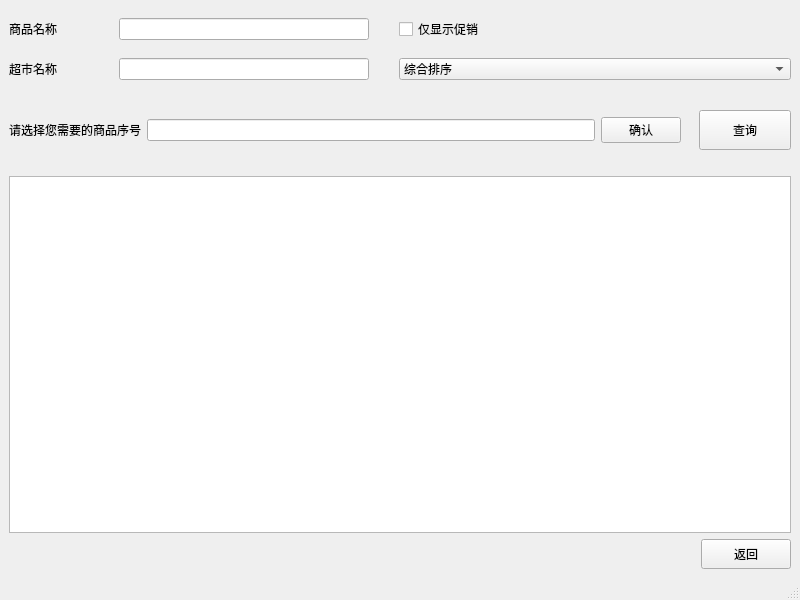
Before: the Qt Designer form mainCode/productsearchadmin.ui in CarlosDJY/QtBasedGroupWork, drawn with Qt 5.
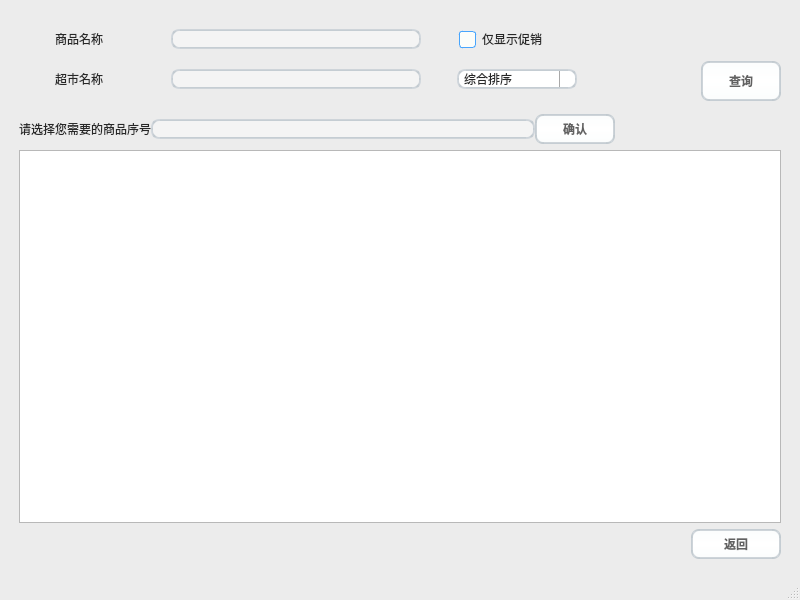
After: the same form once the commit is applied. Icons and pictures are not drawn.

What changed in the file:
```diff
--- a/mainCode/productsearchadmin.ui
+++ b/mainCode/productsearchadmin.ui
@@ -13,16 +13,466 @@
   <property name="windowTitle">
    <string>MainWindow</string>
   </property>
+  <property name="styleSheet">
+   <string notr="true">/*
+ * MacOS Style Sheet for QT Applications
+ * Author: Jaime A. Quiroga P.
+ * Company: GTRONICK
+ * Last updated: 25/12/2020, 23:10.
+ * Available at: https://github.com/GTRONICK/QSS/blob/master/MacOS.qss
+ */
+QMainWindow {
+    background-color:#ececec;
+}
+QPushButton, QToolButton, QCommandLinkButton{
+    padding: 0 5px 0 5px;
+    border-style: solid;
+    border-top-color: qlineargradient(spread:pad, x1:0, y1:0, x2:0, y2:1, stop:0 #c1c9cf, stop:1 #d2d8dd);
+    border-right-color: qlineargradient(spread:pad, x1:1, y1:0, x2:0, y2:0, stop:0 #c1c9cf, stop:1 #d2d8dd);
+    border-bottom-color: qlineargradient(spread:pad, x1:0, y1:1, x2:0, y2:0, stop:0 #c1c9cf, stop:1 #d2d8dd);
+    border-left-color: qlineargradient(spread:pad, x1:0, y1:0, x2:1, y2:0, stop:0 #c1c9cf, stop:1 #d2d8dd);
+    border-width: 2px;
+    border-radius: 8px;
+    color: #616161;
+    font-weight: bold;
+    background-color: qlineargradient(spread:pad, x1:0.5, y1:0, x2:0.5, y2:1, stop:0 #fbfdfd, stop:0.5 #ffffff, stop:1 #fbfdfd);
+}
+QPushButton::default, QToolButton::default, QCommandLinkButton::default{
+    border: 2px solid transparent;
+    color: #FFFFFF;
+    background-color: qlineargradient(spread:pad, x1:0.5, y1:0, x2:0.5, y2:1, stop:0 #84afe5, stop:1 #1168e4);
+}
+QPushButton:hover, QToolButton:hover, QCommandLinkButton:hover{
+    color: #3d3d3d;
+}
+QPushButton:pressed, QToolButton:pressed, QCommandLinkButton:pressed{
+    color: #aeaeae;
+    background-color: qlineargradient(spread:pad, x1:0.5, y1:0, x2:0.5, y2:1, stop:0 #ffffff, stop:0.5 #fbfdfd, stop:1 #ffffff);
+}
+QPushButton:disabled, QToolButton:disabled, QCommandLinkButton:disabled{
+    color: #616161;
+    background-color: qlineargradient(spread:pad, x1:0.5, y1:0, x2:0.5, y2:1, stop:0 #dce7eb, stop:0.5 #e0e8eb, stop:1 #dee7ec);
+}
+QLineEdit, QTextEdit, QPlainTextEdit, QSpinBox, QDoubleSpinBox, QTimeEdit, QDateEdit, QDateTimeEdit {
+    border-width: 2px;
+    border-radius: 8px;
+    border-style: solid;
+    border-top-color: qlineargradient(spread:pad, x1:0.5, y1:1, x2:0.5, y2:0, stop:0 #c1c9cf, stop:1 #d2d8dd);
+    border-right-color: qlineargradient(spread:pad, x1:0, y1:0, x2:1, y2:0, stop:0 #c1c9cf, stop:1 #d2d8dd);
+    border-bottom-color: qlineargradient(spread:pad, x1:0.5, y1:0, x2:0.5, y2:1, stop:0 #c1c9cf, stop:1 #d2d8dd);
+    border-left-color: qlineargradient(spread:pad, x1:1, y1:0, x2:0, y2:0, stop:0 #c1c9cf, stop:1 #d2d8dd);
+    background-color: #f4f4f4;
+    color: #3d3d3d;
+}
+QLineEdit:focus, QTextEdit:focus, QPlainTextEdit:focus, QSpinBox:focus, QDoubleSpinBox:focus, QTimeEdit:focus, QDateEdit:focus, QDateTimeEdit:focus {
+    border-width: 2px;
+    border-radius: 8px;
+    border-style: solid;
+    border-top-color: qlineargradient(spread:pad, x1:0.5, y1:1, x2:0.5, y2:0, stop:0 #85b7e3, stop:1 #9ec1db);
+    border-right-color: qlineargradient(spread:pad, x1:0, y1:0, x2:1, y2:0, stop:0 #85b7e3, stop:1 #9ec1db);
+    border-bottom-color: qlineargradient(spread:pad, x1:0.5, y1:0, x2:0.5, y2:1, stop:0 #85b7e3, stop:1 #9ec1db);
+    border-left-color: qlineargradient(spread:pad, x1:1, y1:0, x2:0, y2:0, stop:0 #85b7e3, stop:1 #9ec1db);
+    background-color: #f4f4f4;
+    color: #3d3d3d;
+}
+QLineEdit:disabled, QTextEdit:disabled, QPlainTextEdit:disabled, QSpinBox:disabled, QDoubleSpinBox:disabled, QTimeEdit:disabled, QDateEdit:disabled, QDateTimeEdit:disabled {
+    color: #b9b9b9;
+}
+QSpinBox::up-button, QDoubleSpinBox::up-button, QTimeEdit::up-button, QDateEdit::up-button, QDateTimeEdit::up-button {
+    subcontrol-origin: padding;
+    subcontrol-position: top right;
+    width: 15px;
+    color: #272727;
+    border-left-width: 1px;
+    border-left-color: darkgray;
+    border-left-style: solid;
+    border-top-right-radius: 3px;
+    padding: 3px;
+}
+QSpinBox::down-button, QDoubleSpinBox::down-button, QTimeEdit::down-button, QDateEdit::down-button, QDateTimeEdit::down-button {
+    subcontrol-origin: padding;
+    subcontrol-position: bottom right;
+    width: 15px;
+    color: #272727;
+    border-left-width: 1px;
+    border-left-color: darkgray;
+    border-left-style: solid;
+    border-bottom-right-radius: 3px;
+    padding: 3px;
+}
+QSpinBox::up-button:pressed, QDoubleSpinBox::up-button:pressed, QTimeEdit::up-button:pressed, QDateEdit::up-button:pressed, QDateTimeEdit::up-button:pressed {
+    color: #aeaeae;
+    background-color: qlineargradient(spread:pad, x1:0.5, y1:0, x2:0.5, y2:1, stop:0 #ffffff, stop:0.5 #fbfdfd, stop:1 #ffffff);
+}
+QSpinBox::down-button:pressed, QDoubleSpinBox::down-button:pressed, QTimeEdit::down-button:pressed, QDateEdit::down-button:pressed, QDateTimeEdit::down-button:pressed {
+    color: #aeaeae;
+    background-color: qlineargradient(spread:pad, x1:0.5, y1:0, x2:0.5, y2:1, stop:0 #ffffff, stop:0.5 #fbfdfd, stop:1 #ffffff);
+}
+QSpinBox::up-button:hover, QDoubleSpinBox::up-button:hover, QTimeEdit::up-button:hover, QDateEdit::up-button:hover, QDateTimeEdit::up-button:hover {
+    color: #FFFFFF;
+    border-top-right-radius: 5px;
+    background-color: qlineargradient(spread:pad, x1:0.5, y1:0, x2:0.5, y2:1, stop:0 #84afe5, stop:1 #1168e4);
+    
+}
+QSpinBox::down-button:hover, QDoubleSpinBox::down-button:hover, QTimeEdit::down-button:hover, QDateEdit::down-button:hover, QDateTimeEdit::down-button:hover {
+    color: #FFFFFF;
+    border-bottom-right-radius: 5px;
+    background-color: qlineargradient(spread:pad, x1:0.5, y1:0, x2:0.5, y2:1, stop:0 #84afe5, stop:1 #1168e4);
+}
+QSpinBox::up-arrow, QDoubleSpinBox::up-arrow, QTimeEdit::up-arrow, QDateEdit::up-arrow, QDateTimeEdit::up-arrow {
+    image: url(/usr/share/icons/Adwaita/16x16/actions/go-up-symbolic.symbolic.png);
+}
+QSpinBox::down-arrow, QDoubleSpinBox::down-arrow, QTimeEdit::down-arrow, QDateEdit::down-arrow, QDateTimeEdit::down-arrow {
+    image: url(/usr/share/icons/Adwaita/16x16/actions/go-down-symbolic.symbolic.png);
+}
+QProgressBar {
+    max-height: 8px;
+    text-align: center;
+    font: italic bold 11px;
+    color: #3d3d3d;
+    border: 1px solid transparent;
+    border-radius:4px;
+    background-color: qlineargradient(spread:pad, x1:0, y1:0, x2:0, y2:1, stop:0 #ddd5d5, stop:0.5 #dad3d3, stop:1 #ddd5d5);
+}
+QProgressBar::chunk {
+    background-color: qlineargradient(spread:pad, x1:0, y1:0, x2:0, y2:1, stop:0 #467dd1, stop:0.5 #3b88fc, stop:1 #467dd1);
+    border-radius: 4px;
+}
+QProgressBar:disabled {
+    color: #616161;
+}
+QProgressBar::chunk:disabled {
+    background-color: #aeaeae;
+}
+QSlider::groove {
+    border: 1px solid #bbbbbb;
+    background-color: #52595d;
+    border-radius: 4px;
+}
+QSlider::groove:horizontal {
+    height: 6px;
+}
+QSlider::groove:vertical {
+    width: 6px;
+}
+QSlider::handle:horizontal {
+    background: #ffffff;
+    border-style: solid;
+    border-width: 1px;
+    border-color: rgb(207,207,207);
+    width: 12px;
+    margin: -5px 0;
+    border-radius: 7px;
+}
+QSlider::handle:vertical {
+    background: #ffffff;
+    border-style: solid;
+    border-width: 1px;
+    border-color: rgb(207,207,207);
+    height: 12px;
+    margin: 0 -5px;
+    border-radius: 7px;
+}
+QSlider::add-page, QSlider::sub-page {
+    border: 1px transparent;
+    background-color: #52595d;
+    border-radius: 4px;
+}
+QSlider::add-page:horizontal {
+    background: qlineargradient(spread:pad, x1:0, y1:0, x2:0, y2:1, stop:0 #ddd5d5, stop:0.5 #dad3d3, stop:1 #ddd5d5);
+}
+QSlider::sub-page:horizontal {
+    background-color: qlineargradient(spread:pad, x1:0, y1:0, x2:1, y2:0, stop:0 #467dd1, stop:0.5 #3b88fc, stop:1 #467dd1);
+}
+QSlider::add-page:vertical {
+    background-color: qlineargradient(spread:pad, x1:0, y1:0, x2:0, y2:1, stop:0 #467dd1, stop:0.5 #3b88fc, stop:1 #467dd1);
+}
+QSlider::sub-page:vertical {
+    background: qlineargradient(spread:pad, x1:0, y1:0, x2:1, y2:0, stop:0 #ddd5d5, stop:0.5 #dad3d3, stop:1 #ddd5d5);
+}
+QSlider::add-page:horizontal:disabled, QSlider::sub-page:horizontal:disabled, QSlider::add-page:vertical:disabled, QSlider::sub-page:vertical:disabled {
+    background: #b9b9b9;
+}
+QComboBox, QFontComboBox {
+    border-width: 2px;
+    border-radius: 8px;
+    border-style: solid;
+    border-top-color: qlineargradient(spread:pad, x1:0.5, y1:1, x2:0.5, y2:0, stop:0 #c1c9cf, stop:1 #d2d8dd);
+    border-right-color: qlineargradient(spread:pad, x1:0, y1:0, x2:1, y2:0, stop:0 #c1c9cf, stop:1 #d2d8dd);
+    border-bottom-color: qlineargradient(spread:pad, x1:0.5, y1:0, x2:0.5, y2:1, stop:0 #c1c9cf, stop:1 #d2d8dd);
+    border-left-color: qlineargradient(spread:pad, x1:1, y1:0, x2:0, y2:0, stop:0 #c1c9cf, stop:1 #d2d8dd);
+    background-color: #f4f4f4;
+    color: #272727;
+    padding-left: 5px;
+}
+QComboBox:editable, QComboBox:!editable, QComboBox::drop-down:editable, QComboBox:!editable:on, QComboBox::drop-down:editable:on {
+    background: #ffffff;
+}
+QComboBox::drop-down {
+    subcontrol-origin: padding;
+    subcontrol-position: top right;
+    width: 15px;
+    color: #272727;
+    border-left-width: 1px;
+    border-left-color: darkgray;
+    border-left-style: solid;
+    border-top-right-radius: 3px;
+    border-bottom-right-radius: 3px;
+}
+QComboBox::down-arrow {
+    image: url(/usr/share/icons/Adwaita/16x16/actions/go-down-symbolic.symbolic.png); /*Adawaita icon thene*/
+}
+
+QComboBox::down-arrow:on {
+    top: 1px;
+    left: 1px;
+}
+QComboBox QAbstractItemView {
+    border: 1px solid darkgray;
+    border-radius: 8px;
+    selection-background-color: #dadada;
+    selection-color: #272727;
+    color: #272727;
+    background: white;
+}
+QLabel, QCheckBox, QRadioButton {
+    color: #272727;
+}
+QCheckBox {
+    padding: 2px;
+}
+QCheckBox:disabled, QRadioButton:disabled {
+    color: #808086;
+    padding: 2px;
+}
+
+QCheckBox:hover {
+    border-radius:4px;
+    border-style:solid;
+    padding-left: 1px;
+    padding-right: 1px;
+    padding-bottom: 1px;
+    padding-top: 1px;
+    border-width:1px;
+    border-color: transparent;
+}
+QCheckBox::indicator:checked {
+    image: url(/usr/share/icons/Adwaita/16x16/actions/object-select-symbolic.symbolic.png);
+    height: 15px;
+    width: 15px;
+    border-style:solid;
+    border-width: 1px;
+    border-color: #48a5fd;
+    color: #ffffff;
+    border-radius: 3px;
+    background-color: qlineargradient(spread:pad, x1:0, y1:0, x2:0, y2:1, stop:0 #48a5fd, stop:0.5 #329cfb, stop:1 #48a5fd);
+}
+QCheckBox::indicator:unchecked {
+    
+    height: 15px;
+    width: 15px;
+    border-style:solid;
+    border-width: 1px;
+    border-color: #48a5fd;
+    border-radius: 3px;
+    background-color: #fbfdfa;
+}
+QLCDNumber {
+    color: #616161;;
+}
+QMenuBar {
+    background-color: #ececec;
+}
+QMenuBar::item {
+    color: #616161;
+    spacing: 3px;
+    padding: 1px 4px;
+    background-color: #ececec;
+}
+
+QMenuBar::item:selected {
+    background-color: #dadada;
+    color: #3d3d3d;
+}
+QMenu {
+    background-color: #ececec;
+}
+QMenu::item:selected {
+    background-color: #dadada;
+    color: #3d3d3d;
+}
+QMenu::item {
+    color: #616161;;
+    background-color: #e0e0e0;
+}
+QTabWidget {
+    color:rgb(0,0,0);
+    background-color:#000000;
+}
+QTabWidget::pane {
+    border-color: #050a0e;
+    background-color: #e0e0e0;
+    border-width: 1px;
+    border-radius: 4px;
+    position: absolute;
+    top: -0.5em;
+    padding-top: 0.5em;
+}
+
+QTabWidget::tab-bar {
+    alignment: center;
+}
+
+QTabBar::tab {
+    border-bottom: 1px solid #c0c0c0;
+    padding: 3px;
+    color: #272727;
+    background-color: #fefefc;
+    margin-left:0px;
+}
+QTabBar::tab:!last {
+    border-right: 1px solid;
+    border-right-color: #c0c0c0;
+    border-bottom-color: #c0c0c0;
+}
+QTabBar::tab:first {
+    border-top-left-radius: 4px;
+    border-bottom-left-radius: 4px;
+}
+QTabBar::tab:last {
+    border-top-right-radius: 4px;
+    border-bottom-right-radius: 4px;
+}
+QTabBar::tab:selected, QTabBar::tab:last:selected, QTabBar::tab:hover {
+    color: #FFFFFF;
+    background-color: qlineargradient(spread:pad, x1:0.5, y1:0, x2:0.5, y2:1, stop:0 #84afe5, stop:1 #1168e4);
+}
+QRadioButton::indicator {
+    height: 14px;
+    width: 14px;
+    border-style:solid;
+    border-radius:7px;
+    border-width: 1px;
+}
+QRadioButton::indicator:checked {
+    border-color: #48a5fd;
+    background-color: qradialgradient(cx:0.5, cy:0.5, radius:0.4,fx:0.5, fy:0.5, stop:0 #ffffff, stop:0.5 #ffffff, stop:0.6 #48a5fd, stop:1 #48a5fd);
+}
+QRadioButton::indicator:!checked {
+    border-color: #a9b7c6;
+    background-color: #fbfdfa;
+}
+QStatusBar {
+    color:#027f7f;
+}
+
+QDial {
+    background: #16a085;
+}
+
+QToolBox {
+    color: #a9b7c6;
+    background-color: #222b2e;
+}
+QToolBox::tab {
+    color: #a9b7c6;
+    background-color:#222b2e;
+}
+QToolBox::tab:selected {
+    color: #FFFFFF;
+    background-color:#222b2e;
+}
+QScrollArea {
+    color: #FFFFFF;
+    background-color:#222b2e;
+}
+
+QScrollBar:horizontal {
+	max-height: 10px;
+	border: 1px transparent grey;
+	margin: 0px 20px 0px 20px;
+	background: transparent;
+}
+QScrollBar:vertical {
+	max-width: 10px;
+	border: 1px transparent grey;
+	margin: 20px 0px 20px 0px;
+	background: transparent;
+}
+QScrollBar::handle:vertical, QScrollBar::handle:horizontal {
+	background: #52595d;
+	border-style: transparent;
+	border-radius: 4px;
+	min-height: 25px;
+}
+QScrollBar::handle:horizontal:hover, QScrollBar::handle:vertical:hover {
+	background: qlineargradient(spread:pad, x1:0, y1:0, x2:1, y2:0, stop:0 #467dd1, stop:0.5 #3b88fc, stop:1 #467dd1);
+}
+QScrollBar::add-line, QScrollBar::sub-line {
+    border: 2px transparent grey;
+    border-radius: 4px;
+    subcontrol-origin: margin;
+    background: #b9b9b9;
+}
+QScrollBar::add-line:horizontal {
+    width: 20px;
+    subcontrol-position: right;
+}
+QScrollBar::add-line:vertical {
+    height: 20px;
+    subcontrol-position: bottom;
+}
+QScrollBar::sub-line:horizontal {
+    width: 20px;
+    subcontrol-position: left;
+}
+QScrollBar::sub-line:vertical {
+    height: 20px;
+    subcontrol-position: top;
+}
+QScrollBar::add-line:vertical:pressed, QScrollBar::add-line:horizontal:pressed, QScrollBar::sub-line:horizontal:pressed, QScrollBar::sub-line:vertical:pressed {
+    background: qlineargradient(spread:pad, x1:0, y1:0, x2:1, y2:0, stop:0 #467dd1, stop:0.5 #3b88fc, stop:1 #467dd1);
+}
+QScrollBar::add-page:horizontal, QScrollBar::sub-page:horizontal, QScrollBar::add-page:vertical, QScrollBar::sub-page:vertical {
+    background: none;
+}
+QScrollBar::up-arrow:vertical {
+    image: url(/usr/share/icons/Adwaita/16x16/actions/go-up-symbolic.symbolic.png);
+}
+QScrollBar::down-arrow:vertical {
+    image: url(/usr/share/icons/Adwaita/16x16/actions/go-down-symbolic.symbolic.png);
+}
+QScrollBar::left-arrow:horizontal {
+    image: url(/usr/share/icons/Adwaita/16x16/actions/go-previous-symbolic.symbolic.png);
+}
+QScrollBar::right-arrow:horizontal {
+    image: url(/usr/share/icons/Adwaita/16x16/actions/go-next-symbolic.symbolic.png);
+}
+</string>
+  </property>
   <widget class="QWidget" name="centralwidget">
    <layout class="QVBoxLayout" name="verticalLayout">
     <item>
+     <layout class="QGridLayout" name="gridLayout_3">
+      <property name="leftMargin">
+       <number>10</number>
+      </property>
+      <property name="topMargin">
+       <number>10</number>
+      </property>
+      <property name="rightMargin">
+       <number>10</number>
+      </property>
+      <property name="bottomMargin">
+       <number>10</number>
+      </property>
+      <item row="0" column="0" colspan="2">
      <layout class="QGridLayout" name="gridLayout_2">
-      <property name="horizontalSpacing">
-       <number>30</number>
-      </property>
       <property name="verticalSpacing">
-       <number>0</number>
-      </property>
+         <number>15</number>
+        </property>
+        <item row="0" column="0">
+         <layout class="QGridLayout" name="gridLayout">
       <item row="0" column="0">
        <widget class="QLabel" name="label_3">
         <property name="minimumSize">
@@ -42,24 +492,8 @@
         </property>
        </widget>
       </item>
-      <item row="1" column="1">
-       <widget class="QLineEdit" name="lineEdit_3">
-        <property name="minimumSize">
-         <size>
-          <width>250</width>
-          <height>20</height>
-         </size>
-        </property>
-        <property name="maximumSize">
-         <size>
-          <width>250</width>
-          <height>16777215</height>
-         </size>
-        </property>
-       </widget>
-      </item>
       <item row="0" column="1">
-       <widget class="QLineEdit" name="lineEdit_4">
+           <widget class="QLineEdit" name="ProductName">
         <property name="minimumSize">
          <size>
           <width>250</width>
@@ -106,6 +540,22 @@
         </property>
        </widget>
       </item>
+          <item row="1" column="1">
+           <widget class="QLineEdit" name="SuperMarketName">
+            <property name="minimumSize">
+             <size>
+              <width>250</width>
+              <height>20</height>
+             </size>
+            </property>
+            <property name="maximumSize">
+             <size>
+              <width>250</width>
+              <height>16777215</height>
+             </size>
+            </property>
+           </widget>
+          </item>
       <item row="1" column="2">
        <widget class="QComboBox" name="comboBox_2">
         <property name="minimumSize">
@@ -114,6 +564,12 @@
           <height>20</height>
          </size>
         </property>
+            <property name="maximumSize">
+             <size>
+              <width>120</width>
+              <height>16777215</height>
+             </size>
+            </property>
         <item>
          <property name="text">
           <string>综合排序</string>
@@ -133,16 +589,27 @@
       </item>
      </layout>
     </item>
-    <item>
-     <layout class="QGridLayout" name="gridLayout_3">
-      <property name="topMargin">
-       <number>15</number>
-      </property>
-      <item row="0" column="5">
+        <item row="0" column="1">
+         <spacer name="horizontalSpacer_2">
+          <property name="orientation">
+           <enum>Qt::Horizontal</enum>
+          </property>
+          <property name="sizeType">
+           <enum>QSizePolicy::Fixed</enum>
+          </property>
+          <property name="sizeHint" stdset="0">
+           <size>
+            <width>80</width>
+            <height>17</height>
+           </size>
+          </property>
+         </spacer>
+        </item>
+        <item row="0" column="2" rowspan="2">
        <widget class="QPushButton" name="pushButton_3">
         <property name="minimumSize">
          <size>
-          <width>0</width>
+            <width>80</width>
           <height>40</height>
          </size>
         </property>
@@ -151,72 +618,55 @@
         </property>
        </widget>
       </item>
-      <item row="3" column="0" colspan="6">
-       <widget class="QTableView" name="tableView"/>
-      </item>
-      <item row="0" column="0">
+        <item row="1" column="0">
+         <layout class="QHBoxLayout" name="horizontalLayout">
+          <item>
        <widget class="QLabel" name="label_5">
         <property name="text">
          <string>请选择您需要的商品序号</string>
         </property>
        </widget>
       </item>
-      <item row="2" column="0">
-       <spacer name="horizontalSpacer_3">
-        <property name="orientation">
-         <enum>Qt::Horizontal</enum>
-        </property>
-        <property name="sizeType">
-         <enum>QSizePolicy::Fixed</enum>
-        </property>
-        <property name="sizeHint" stdset="0">
-         <size>
-          <width>80</width>
-          <height>20</height>
-         </size>
-        </property>
-       </spacer>
-      </item>
-      <item row="2" column="2">
-       <spacer name="horizontalSpacer_2">
-        <property name="orientation">
-         <enum>Qt::Horizontal</enum>
-        </property>
-        <property name="sizeType">
-         <enum>QSizePolicy::Fixed</enum>
-        </property>
-        <property name="sizeHint" stdset="0">
-         <size>
-          <width>38</width>
-          <height>17</height>
-         </size>
-        </property>
-       </spacer>
-      </item>
-      <item row="2" column="5">
-       <spacer name="horizontalSpacer_4">
-        <property name="orientation">
-         <enum>Qt::Horizontal</enum>
-        </property>
-        <property name="sizeHint" stdset="0">
-         <size>
-          <width>40</width>
-          <height>20</height>
-         </size>
-        </property>
-       </spacer>
-      </item>
-      <item row="0" column="1">
-       <widget class="QLineEdit" name="lineEdit_5"/>
-      </item>
-      <item row="0" column="2">
+          <item>
+           <widget class="QLineEdit" name="IndexOfProduct"/>
+          </item>
+          <item>
        <widget class="QPushButton" name="ComfirmingButtom">
+            <property name="minimumSize">
+             <size>
+              <width>80</width>
+              <height>30</height>
+             </size>
+            </property>
         <property name="text">
          <string>确认</string>
         </property>
        </widget>
       </item>
-      <item row="4" column="0" colspan="4">
+         </layout>
+        </item>
+        <item row="1" column="1">
+         <spacer name="horizontalSpacer_4">
+          <property name="orientation">
+           <enum>Qt::Horizontal</enum>
+          </property>
+          <property name="sizeType">
+           <enum>QSizePolicy::Fixed</enum>
+          </property>
+          <property name="sizeHint" stdset="0">
+           <size>
+            <width>80</width>
+            <height>20</height>
+           </size>
+          </property>
+         </spacer>
+        </item>
+       </layout>
+      </item>
+      <item row="1" column="0" colspan="2">
+       <widget class="QTableView" name="tableView"/>
+      </item>
+      <item row="2" column="0">
        <spacer name="horizontalSpacer">
         <property name="orientation">
          <enum>Qt::Horizontal</enum>
@@ -229,7 +679,7 @@
         </property>
        </spacer>
       </item>
-      <item row="4" column="4" colspan="2">
+      <item row="2" column="1">
        <widget class="QPushButton" name="BackButton">
         <property name="sizePolicy">
          <sizepolicy hsizetype="Fixed" vsizetype="Fixed">
```
Left out of the diff: 2 changed lines with no effect on the pictures. Lines whose indentation alone changed are shown as unchanged.
